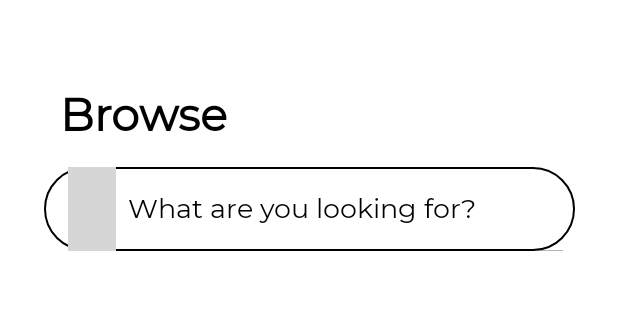
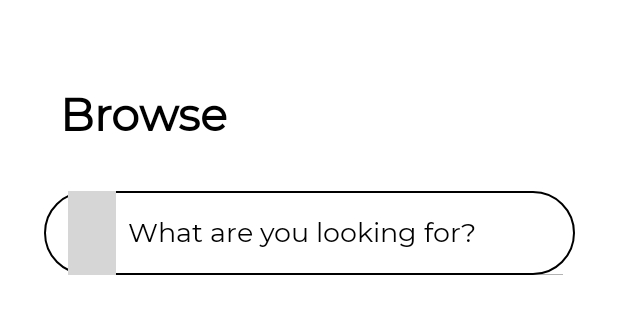
Before and after one commit to vanessa-tan0504/TheWear, an Android app: the fragment SearchFragment placed in its activity, on a phone screen of 412 x 824 dp, the part 75-409 px from its top. Run offline under Robolectric (Android 15) with nearby library versions, the phone set to English and light mode, and no system bars; our stand-ins replace Firebase (no records; nobody signed in at launch, a user with empty details on screens opened directly); libraries missing offline, so code that uses them is left out: com.arlib.floatingsearchview, com.synnapps.carouselview, nl.joery.animatedbottombar; plain views replace AnimatedBottomBar, CarouselView; pictures from the network do not load; 5 statements that could not run were skipped; grey boxes are pictures that could not be loaded.

Commit message:
tidyup browse ui

```diff
--- a/app/src/main/java/com/thewear/thewearapp/SearchFragment.java
+++ b/app/src/main/java/com/thewear/thewearapp/SearchFragment.java
@@ -191,7 +191,6 @@ public class SearchFragment extends Fragment {
             searchView.setQuery(null, false);
             searchView.setIconified(true);
             searchView.setIconified(true);
-            Toast.makeText(getContext(), "resume", Toast.LENGTH_SHORT).show();
         }
     }
 }
--- a/app/src/main/res/layout/fragment_profile.xml
+++ b/app/src/main/res/layout/fragment_profile.xml
@@ -6,7 +6,7 @@
     android:layout_height="match_parent"
     tools:context=".ProfileFragment">
 
-    <!-- TODO: Update blank fragment layout -->
+
     <TextView
         android:layout_width="match_parent"
         android:layout_height="match_parent"
--- a/app/src/main/res/layout/fragment_search.xml
+++ b/app/src/main/res/layout/fragment_search.xml
@@ -24,25 +24,26 @@
 
     <androidx.appcompat.widget.SearchView
         android:id="@+id/search_view"
+        style="@style/cursorColor"
         android:layout_width="354dp"
         android:layout_height="56dp"
-        android:layout_marginTop="16dp"
+        android:layout_marginTop="32dp"
         android:background="@drawable/rounded_btn_whitestroke"
         android:gravity="center_vertical"
         android:queryHint="Search here"
+        app:closeIcon="@color/transparent"
         app:iconifiedByDefault="false"
         app:layout_constraintEnd_toEndOf="parent"
         app:layout_constraintStart_toStartOf="parent"
         app:layout_constraintTop_toBottomOf="@+id/textView3"
-        app:searchIcon="@drawable/alarm"
-        app:closeIcon="@color/transparent"
-        style="@style/cursorColor"/>
+        app:searchIcon="@drawable/alarm" />
+
 
     <androidx.recyclerview.widget.RecyclerView
         android:id="@+id/browse_rv"
         android:layout_width="match_parent"
         android:layout_height="530dp"
-        android:layout_marginTop="32dp"
+        android:layout_marginTop="16dp"
         android:layout_marginBottom="100dp"
         android:clipToPadding="false"
         app:layout_constraintBottom_toBottomOf="parent"
@@ -55,13 +56,13 @@
         android:id="@+id/loading_anim"
         android:layout_width="match_parent"
         android:layout_height="300dp"
-        android:layout_marginTop="32dp"
+        android:layout_marginTop="16dp"
         app:layout_constraintEnd_toEndOf="parent"
         app:layout_constraintHorizontal_bias="0.0"
         app:layout_constraintStart_toStartOf="parent"
         app:layout_constraintTop_toBottomOf="@+id/search_view"
         app:lottie_loop="true"
-        app:lottie_rawRes="@raw/circle_loading"/>
+        app:lottie_rawRes="@raw/circle_loading" />
 
     <TextView
         android:id="@+id/empty_browse"
```
